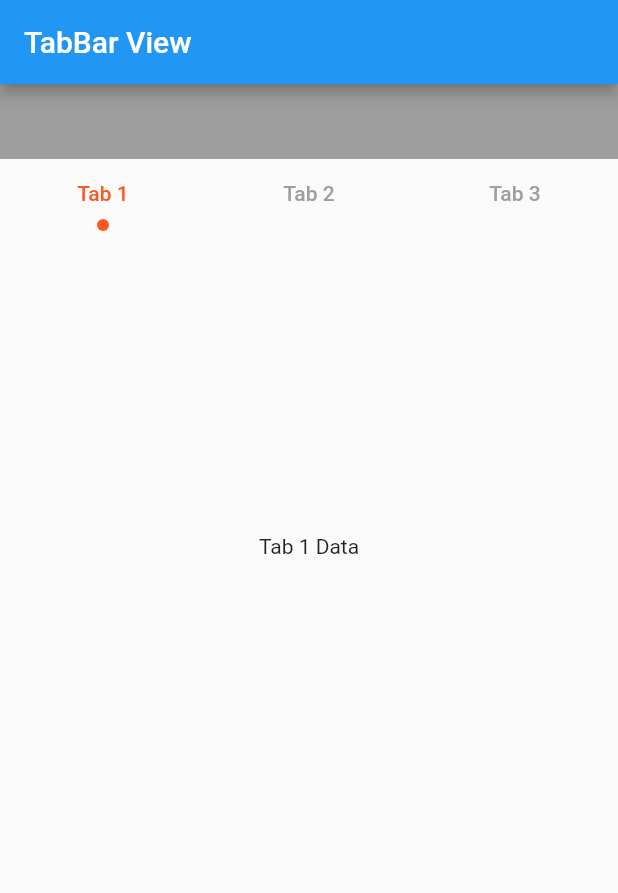
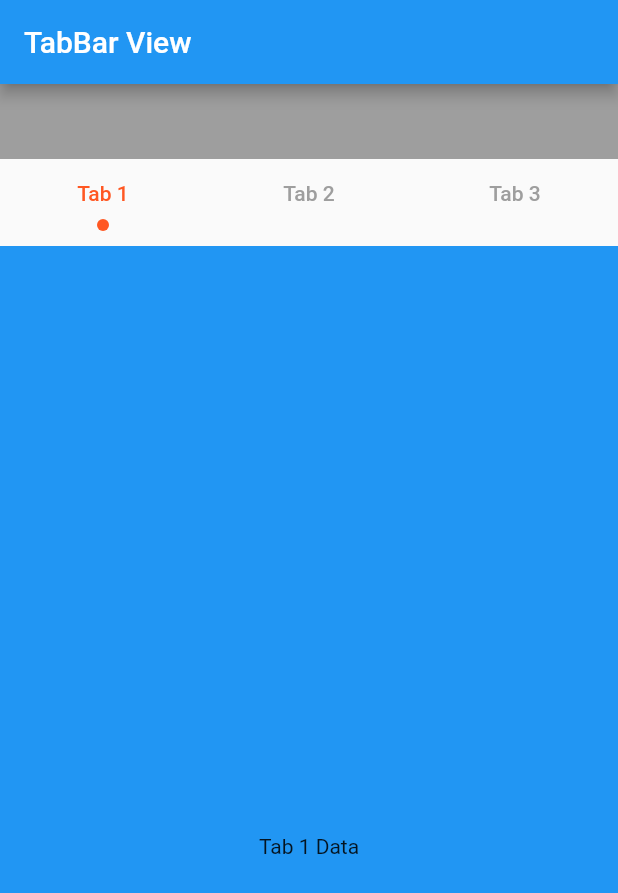
Before and after one commit to Haraprosad/tabbar_with_pagination, a Flutter app: the screen it shows after launch, on a phone screen of 412 x 824 dp. Shown: the top 893 px of the screen. Run offline on Flutter 3.47's test engine with Material 2 defaults, Android fonts, the phone set to English and light mode, and no system bars.

```diff
--- a/lib/features/tabbar/presentation/pages/tabbar_page.dart
+++ b/lib/features/tabbar/presentation/pages/tabbar_page.dart
@@ -11,10 +11,11 @@ class _TabbarPageState extends State<TabbarPage> with TickerProviderStateMixin{
   @override
   void dispose() {
     super.dispose();
+    _tabController.dispose();
   }
+  late final _tabController = TabController(length: 3, vsync: this);
   @override
   Widget build(BuildContext context) {
-     final _tabController = TabController(length: 3, vsync: this);
     return Scaffold(
       appBar: AppBar(title: const Text("TabBar View"),),
       body: SafeArea(
@@ -42,16 +43,28 @@ class _TabbarPageState extends State<TabbarPage> with TickerProviderStateMixin{
                 ),
               ),
             ),
-            Container(
-              height: 400,
-              width: double.maxFinite,
-              child:  TabBarView(
-                controller: _tabController,
-                children: const [
-                  Center(child: Text("Tab 1 Data")),
-                  Center(child: Text("Tab 2 Data")),
-                  Center(child: Text("Tab 3 Data")),
-                ],
+            Expanded(
+              child: SizedBox(
+                // height: 400,
+                width: double.maxFinite,
+                child:  TabBarView(
+                  controller: _tabController,
+                  children:  [
+                    SingleChildScrollView(
+                      child: Container(
+                        height: 800,
+                          color: Colors.blue,
+                          child: const Center(child: Text("Tab 1 Data"))),
+                    ),
+                    SingleChildScrollView(
+                      child: Container(
+                        height: 1500,
+                          color: Colors.blueGrey,
+                          child: const Center(child: Text("Tab 2 Data"))),
+                    ),
+                    const Center(child: Text("Tab 3 Data")),
+                  ],
+                ),
               ),
             ),
           ],
```
